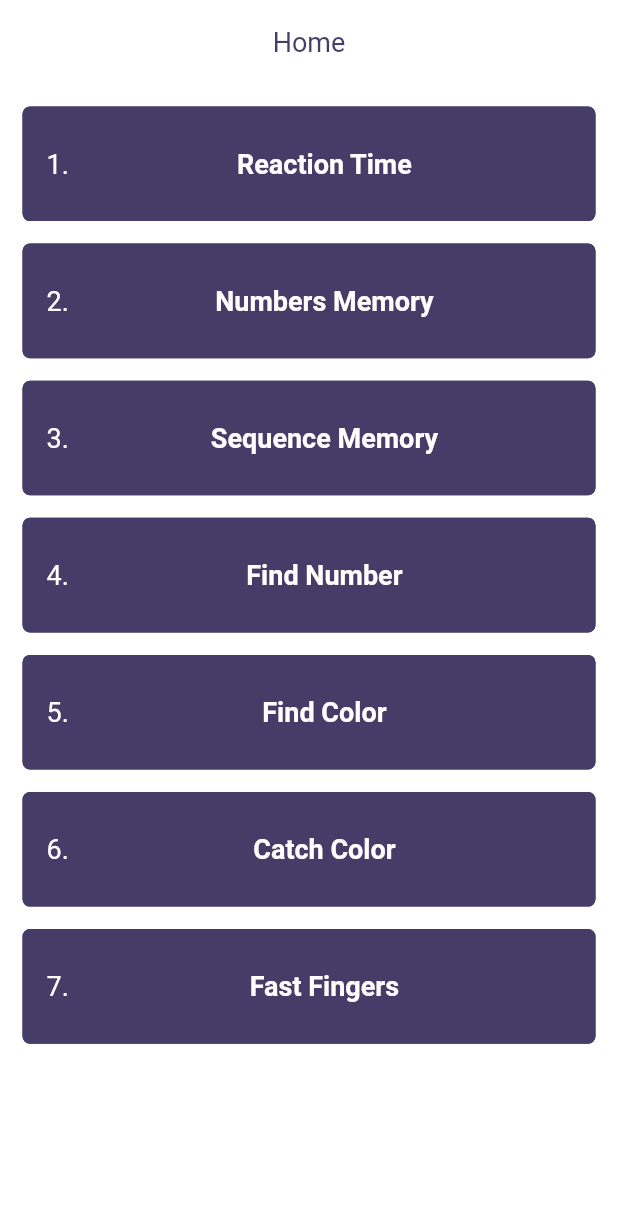
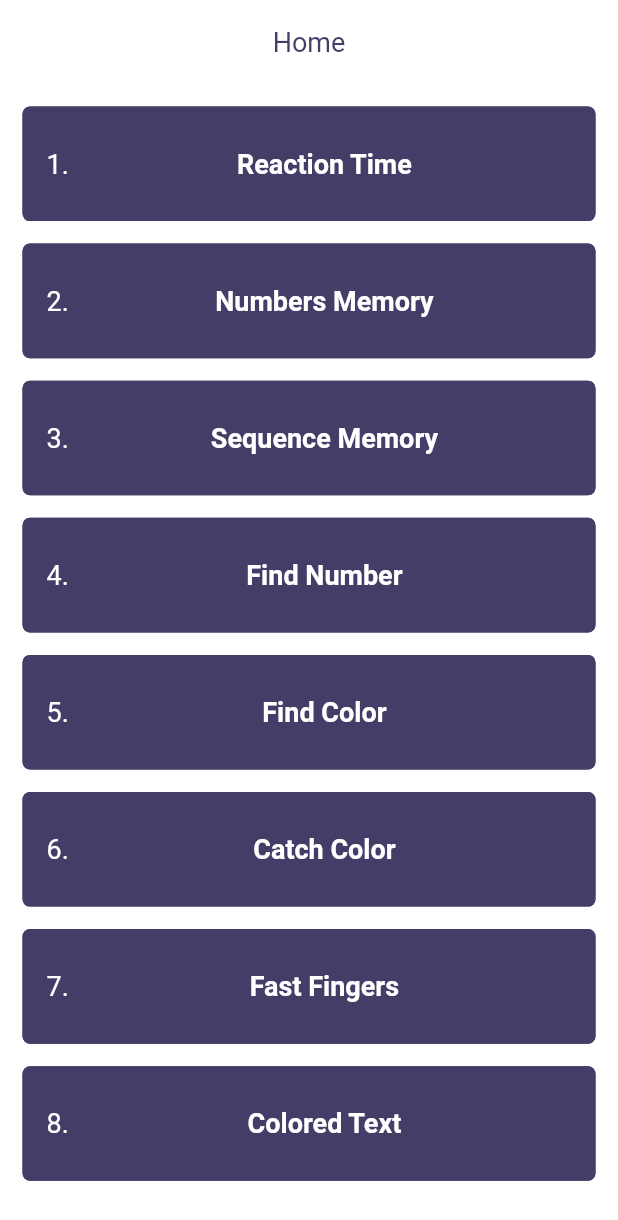
Before and after one commit to Burak-Baylan/human_benchmark_flutter_v2, a Flutter app: the screen it shows after launch, on a phone screen of 412 x 824 dp. Shown: the top 1220 px of the screen. Run offline on Flutter 3.47's test engine with Material 2 defaults, Android fonts, the phone set to English and light mode, and no system bars; our stand-ins replace flutter_mobx, flutter_screenutil, focus_detector, get, get_it, mobx and 1 more; generated files the repository leaves out were written again; Roboto replaces fonts that are missing (GemunuLibre).

Commit message:
update: add colored text game card to home screen

```diff
--- a/lib/pages/home/home_page.dart
+++ b/lib/pages/home/home_page.dart
@@ -5,6 +5,7 @@ import '../../utils/injection_helper.dart';
 import '../../widgets/button/elevated_button.dart';
 import '../../widgets/text/less_futured_text.dart';
 import '../catch_color/catch_color_menu/catch_color_menu.dart';
+import '../colored_text/colored_text_menu/colored_text_menu.dart';
 import '../fast_fingers/fast_fingers_menu/fast_fingers_menu.dart';
 import '../find_color/find_color_menu/find_color_menu.dart';
 import '../find_number/find_number_menu/find_number_menu.dart';
@@ -118,6 +119,12 @@ class _HomePageState extends State<HomePage> {
           onPressed: () => registerFastFingersViewModel(),
           gameNumber: '7.',
         ),
+        GamesWidget(
+          text: "Colored Text",
+          route: ColoredTextMenu(),
+          onPressed: () => registerColoredTextViewModel(),
+          gameNumber: '8.',
+        ),
       ],
     );
   }
```
